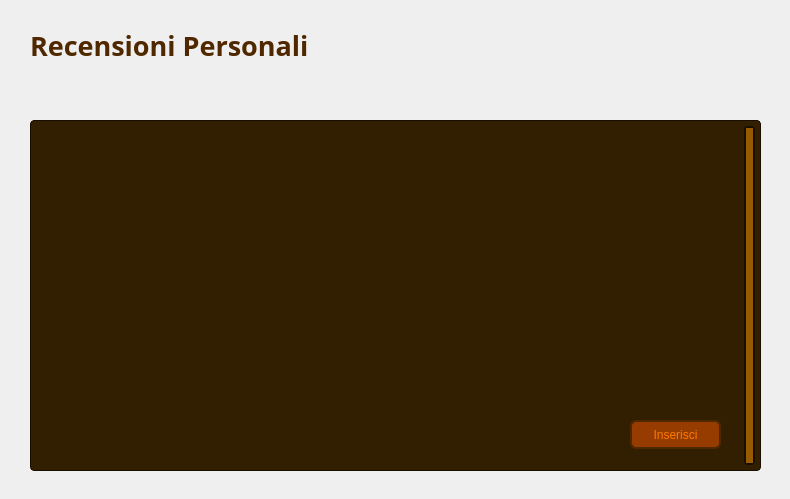
The window that Viste/VistaVisualizzaRecensioniCliente.ui (GiacomoPrincipi/CineMax) describes before a commit, drawn with Qt 5.
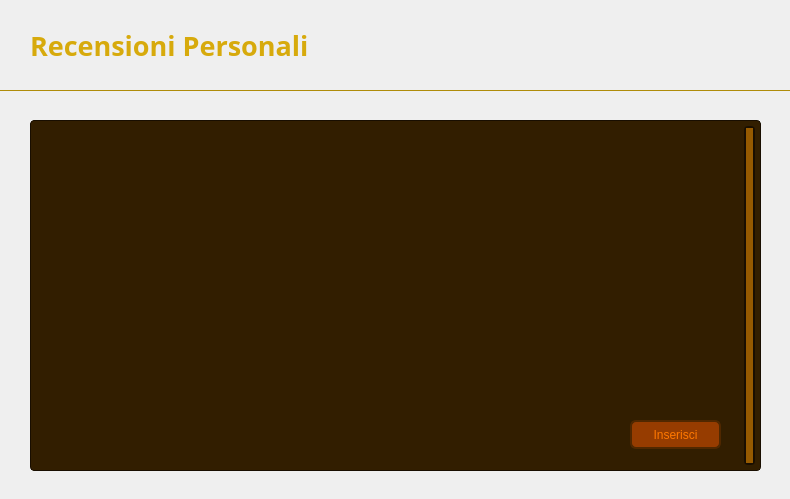
The same window after the commit. Icons and pictures are not drawn. Custom widgets are drawn as their Qt base class.

Patch:
```diff
--- a/Viste/VistaVisualizzaRecensioniCliente.ui
+++ b/Viste/VistaVisualizzaRecensioniCliente.ui
@@ -59,7 +59,7 @@
    </property>
    <property name="styleSheet">
     <string notr="true">QLabel {
-    color: #502800;
+    color: #D7AA0C;
 }</string>
    </property>
    <property name="text">
@@ -105,6 +105,10 @@
         stop: 0 #965A00,
         stop: 1 #B46E00
     );
+    border: 1px solid #AF8C0A;
+    border-top: none;
+    border-left: none;
+    border-right: none;
 }</string>
    </property>
    <property name="text">
```
Left out of the diff: 13 changed lines with no effect on the pictures.
